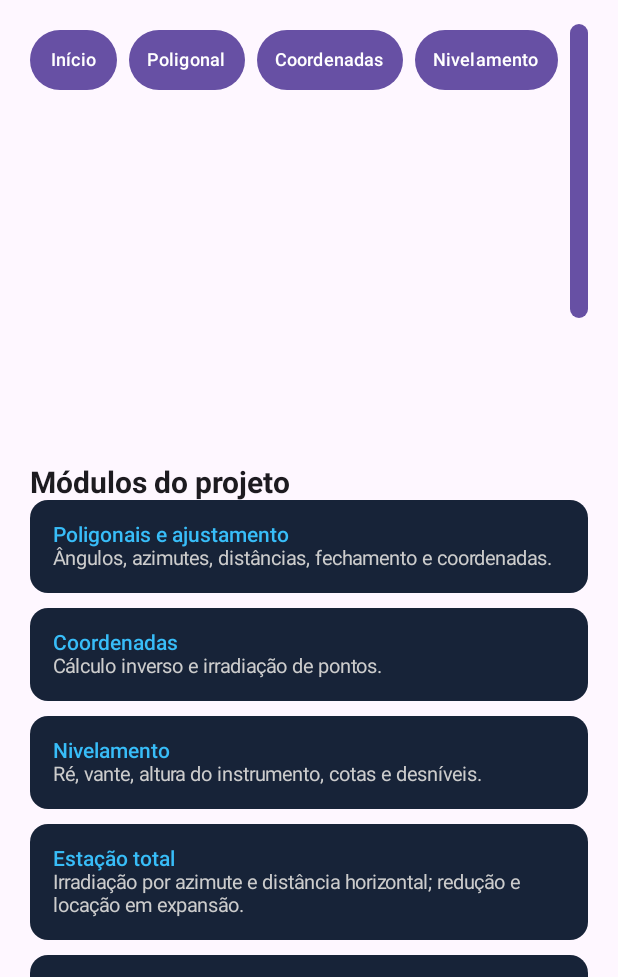
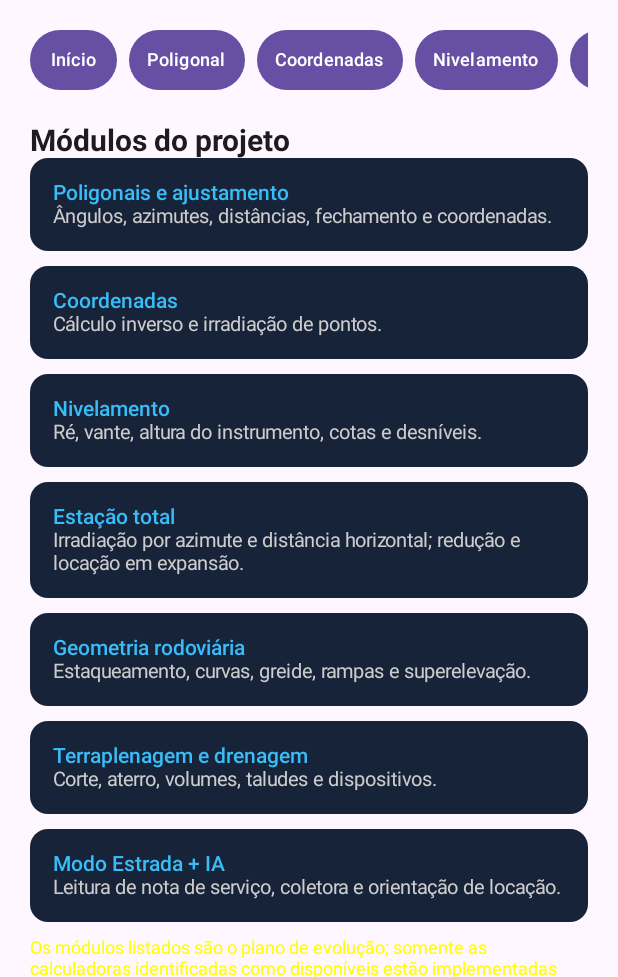
Before and after one commit to danielaureliodacruz8-spec/topografia-, an Android app built with Jetpack Compose: the composable Dashboard shown on its own in the app's theme, on a phone screen of 412 x 824 dp, the part 259-1236 px from its top. Run offline under Robolectric (Android 15) with nearby library versions, the phone set to English and light mode, and no system bars.

Commit message:
Make calculator navigation horizontally scrollable

```diff
--- a/app/src/main/java/br/com/topoia/MainActivity.kt
+++ b/app/src/main/java/br/com/topoia/MainActivity.kt
@@ -6,6 +6,7 @@ import androidx.activity.compose.setContent
 import androidx.activity.compose.rememberLauncherForActivityResult
 import androidx.activity.result.contract.ActivityResultContracts
 import androidx.compose.foundation.background
+import androidx.compose.foundation.horizontalScroll
 import androidx.compose.foundation.layout.Arrangement
 import androidx.compose.foundation.layout.Column
 import androidx.compose.foundation.layout.PaddingValues
@@ -77,7 +78,7 @@ private fun Dashboard() {
             }
         }
         Spacer(Modifier.height(16.dp))
-        Row(horizontalArrangement = Arrangement.spacedBy(8.dp)) {
+        Row(modifier = Modifier.horizontalScroll(rememberScrollState()), horizontalArrangement = Arrangement.spacedBy(8.dp)) {
             modules.forEach { item ->
                 Button(onClick = { selected = item }, contentPadding = PaddingValues(horizontal = 12.dp, vertical = 8.dp)) {
                     Text(item, fontSize = 12.sp)
```
